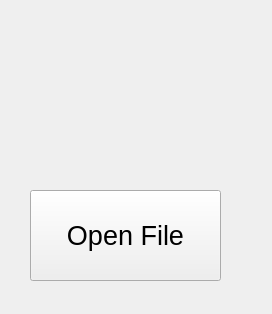
Qt form TorTor/TorTor.ui (bozhikovstanislav/UI-Pylinac) before a commit.
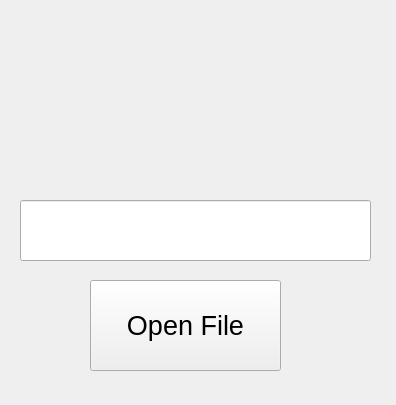
The same form after that commit. Icons and pictures are not drawn.

Diff of the .ui file:
```diff
--- a/TorTor/TorTor.ui
+++ b/TorTor/TorTor.ui
@@ -6,8 +6,8 @@
    <rect>
     <x>0</x>
     <y>0</y>
-    <width>272</width>
-    <height>314</height>
+    <width>396</width>
+    <height>405</height>
    </rect>
   </property>
   <property name="windowTitle">
@@ -17,8 +17,8 @@
    <widget class="QPushButton" name="pushButton">
     <property name="geometry">
      <rect>
-      <x>30</x>
-      <y>190</y>
+      <x>90</x>
+      <y>280</y>
       <width>191</width>
       <height>91</height>
      </rect>
@@ -35,8 +35,8 @@
    <widget class="QLabel" name="label">
     <property name="geometry">
      <rect>
-      <x>70</x>
-      <y>20</y>
+      <x>110</x>
+      <y>30</y>
       <width>171</width>
       <height>131</height>
      </rect>
@@ -45,6 +45,21 @@
      <string>&lt;html&gt;&lt;head/&gt;&lt;body&gt;&lt;p&gt;&lt;img src=&quot;:/Icones/licq-2.ico&quot;/&gt;&lt;img src=&quot;:/Icones/distributions-lea_linux.png&quot;/&gt;&lt;/p&gt;&lt;/body&gt;&lt;/html&gt;</string>
     </property>
    </widget>
+   <widget class="QLineEdit" name="lineEdit">
+    <property name="geometry">
+     <rect>
+      <x>20</x>
+      <y>200</y>
+      <width>351</width>
+      <height>61</height>
+     </rect>
+    </property>
+    <property name="font">
+     <font>
+      <pointsize>30</pointsize>
+     </font>
+    </property>
+   </widget>
   </widget>
  </widget>
  <resources>
```
